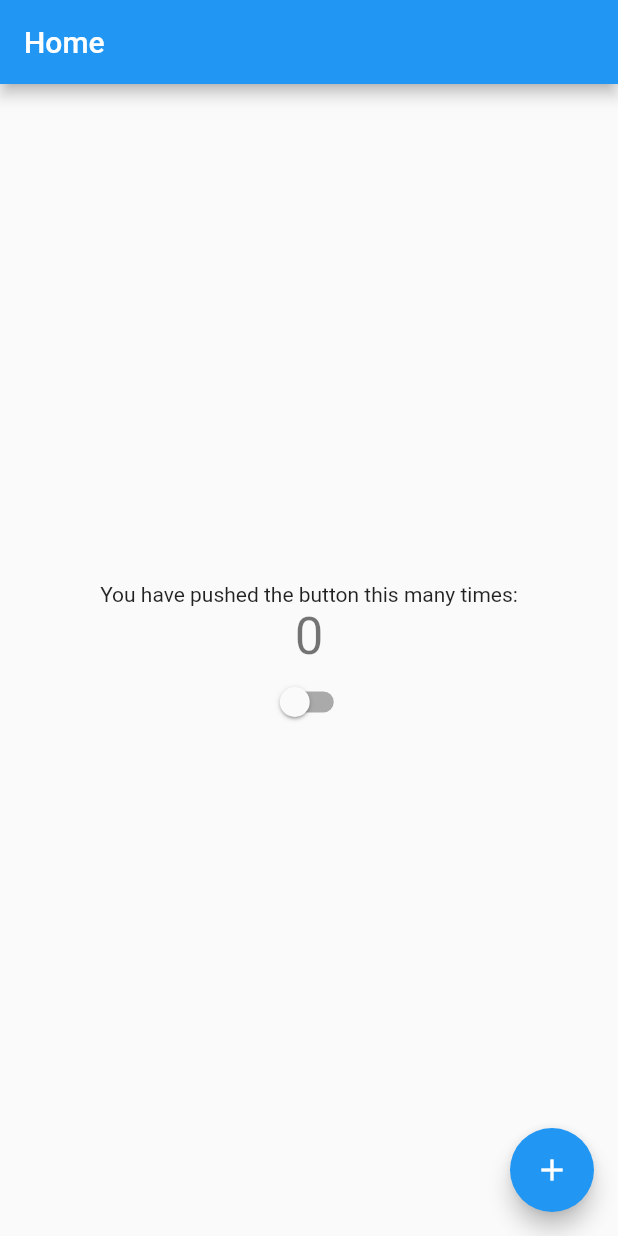
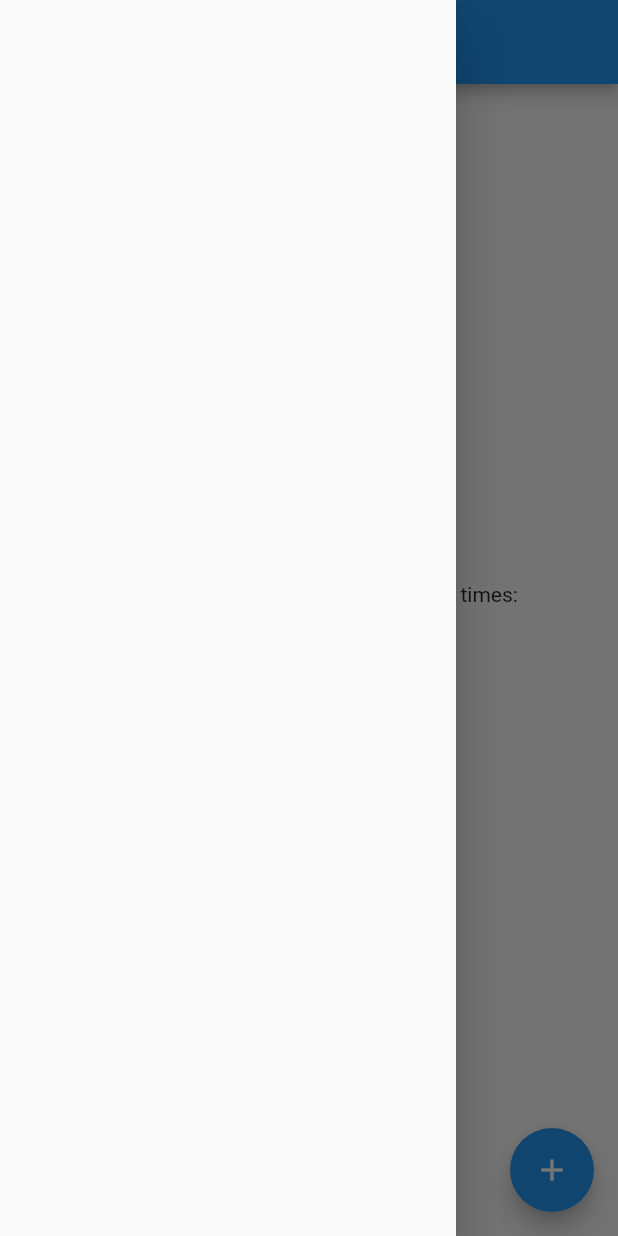
Before and after one commit to devnizamuddin/learn_provider, a Flutter app: the screen it shows after launch, with the side drawer open (before the commit the screen has no drawer), on a phone screen of 412 x 824 dp. Run offline on Flutter 3.47's test engine with Material 2 defaults, Android fonts, the phone set to English and light mode, and no system bars.

```diff
--- /dev/null
+++ b/lib/components/ndrawer.dart
@@ -0,0 +1,10 @@
+import 'package:flutter/material.dart';
+
+class NDrawer extends StatelessWidget {
+  const NDrawer({super.key});
+
+  @override
+  Widget build(BuildContext context) {
+    return const Drawer();
+  }
+}
--- a/lib/modules/home/home_view.dart
+++ b/lib/modules/home/home_view.dart
@@ -1,4 +1,5 @@
 import 'package:flutter/material.dart';
+import 'package:learn_provider/components/ndrawer.dart';
 import 'package:provider/provider.dart';
 
 import '../../components/nswitch.dart';
@@ -16,6 +17,7 @@ class HomeView extends StatelessWidget {
       appBar: AppBar(
         title: const Text('Home'),
       ),
+      drawer: const NDrawer(),
       body: Center(
         child: Column(
           mainAxisAlignment: MainAxisAlignment.center,
```
